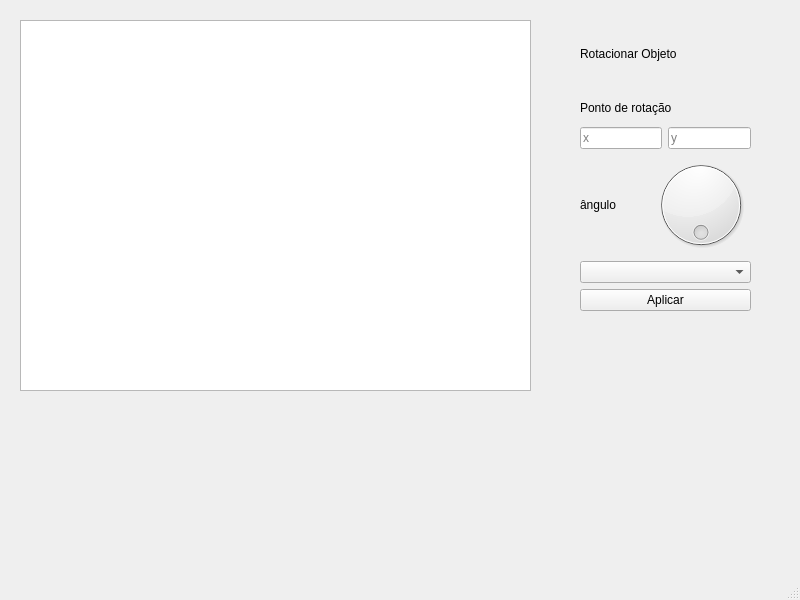
The window that mainwindow.ui (Thales3006/Wireframe_3Dmodel_Visualizer) describes before a commit, drawn with Qt 5.
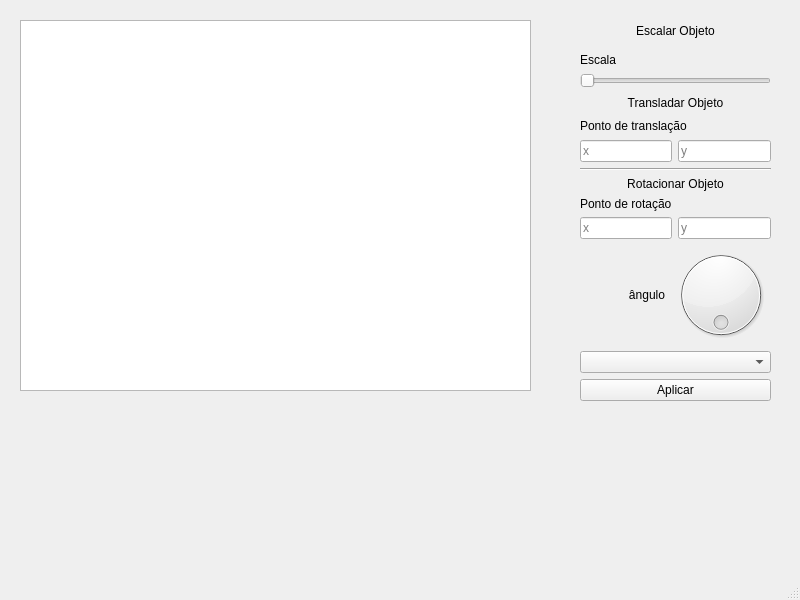
The same window after the commit.

Commit message: frontend refeito

What changed in the file:
```diff
--- a/mainwindow.ui
+++ b/mainwindow.ui
@@ -28,41 +28,125 @@
     <property name="geometry">
      <rect>
       <x>580</x>
-      <y>40</y>
-      <width>171</width>
-      <height>271</height>
+      <y>20</y>
+      <width>191</width>
+      <height>381</height>
      </rect>
     </property>
-    <layout class="QVBoxLayout" name="rotator">
+    <layout class="QVBoxLayout" name="edit">
+     <item>
+      <layout class="QVBoxLayout" name="escale">
+       <item>
+        <widget class="QLabel" name="escaleLabel">
+         <property name="text">
+          <string>Escalar Objeto</string>
+         </property>
+         <property name="alignment">
+          <set>Qt::AlignmentFlag::AlignCenter</set>
+         </property>
+        </widget>
+       </item>
+       <item>
+        <widget class="QLabel" name="escaleBarLabel">
+         <property name="text">
+          <string>Escala</string>
+         </property>
+         <property name="alignment">
+          <set>Qt::AlignmentFlag::AlignBottom|Qt::AlignmentFlag::AlignLeading|Qt::AlignmentFlag::AlignLeft</set>
+         </property>
+        </widget>
+       </item>
+       <item>
+        <widget class="QSlider" name="escaleBar">
+         <property name="orientation">
+          <enum>Qt::Orientation::Horizontal</enum>
+         </property>
+        </widget>
+       </item>
+      </layout>
+     </item>
+     <item>
+      <layout class="QVBoxLayout" name="translate">
+       <item>
+        <widget class="QLabel" name="translateLabel">
+         <property name="text">
+          <string>Transladar Objeto</string>
+         </property>
+         <property name="alignment">
+          <set>Qt::AlignmentFlag::AlignCenter</set>
+         </property>
+        </widget>
+       </item>
+       <item>
+        <widget class="QLabel" name="translateInputLabel">
+         <property name="text">
+          <string>Ponto de translação</string>
+         </property>
+        </widget>
+       </item>
+       <item>
+        <layout class="QHBoxLayout" name="translateCoord">
+         <item>
+          <widget class="QLineEdit" name="translateCoordX">
+           <property name="inputMethodHints">
+            <set>Qt::InputMethodHint::ImhNone</set>
+           </property>
+           <property name="text">
+            <string/>
+           </property>
+           <property name="placeholderText">
+            <string>x</string>
+           </property>
+          </widget>
+         </item>
+         <item>
+          <widget class="QLineEdit" name="translateCoordY">
+           <property name="inputMethodHints">
+            <set>Qt::InputMethodHint::ImhNone</set>
+           </property>
+           <property name="text">
+            <string/>
+           </property>
+           <property name="placeholderText">
+            <string>y</string>
+           </property>
+          </widget>
+         </item>
+        </layout>
+       </item>
+      </layout>
+     </item>
+     <item>
+      <layout class="QVBoxLayout" name="rotate">
+       <item>
+        <widget class="Line" name="line">
+         <property name="orientation">
+          <enum>Qt::Orientation::Horizontal</enum>
+         </property>
+        </widget>
+       </item>
      <item>
       <widget class="QLabel" name="rotatorLabel">
        <property name="text">
         <string>Rotacionar Objeto</string>
        </property>
+         <property name="alignment">
+          <set>Qt::AlignmentFlag::AlignCenter</set>
+         </property>
       </widget>
      </item>
      <item>
-      <spacer name="horizontalSpacer">
-       <property name="orientation">
-        <enum>Qt::Orientation::Horizontal</enum>
-       </property>
-       <property name="sizeHint" stdset="0">
-        <size>
-         <width>40</width>
-         <height>20</height>
-        </size>
-       </property>
-      </spacer>
-     </item>
-     <item>
-      <widget class="QLabel" name="coordLabel">
+        <widget class="QLabel" name="rotateCoordLabel">
        <property name="text">
         <string>Ponto de rotação</string>
        </property>
+         <property name="alignment">
+          <set>Qt::AlignmentFlag::AlignBottom|Qt::AlignmentFlag::AlignLeading|Qt::AlignmentFlag::AlignLeft</set>
+         </property>
       </widget>
      </item>
      <item>
-      <layout class="QHBoxLayout" name="coord">
+        <layout class="QHBoxLayout" name="rotateCoord">
        <item>
         <widget class="QLineEdit" name="coordX">
          <property name="inputMethodHints">
@@ -98,6 +182,9 @@
          <property name="text">
           <string>ângulo</string>
          </property>
+           <property name="alignment">
+            <set>Qt::AlignmentFlag::AlignRight|Qt::AlignmentFlag::AlignTrailing|Qt::AlignmentFlag::AlignVCenter</set>
+           </property>
         </widget>
        </item>
        <item>
@@ -109,8 +196,14 @@
        </item>
       </layout>
      </item>
+      </layout>
+     </item>
      <item>
-      <widget class="QComboBox" name="objList"/>
+      <widget class="QComboBox" name="objList">
+       <property name="placeholderText">
+        <string>Selecionar Objeto</string>
+       </property>
+      </widget>
      </item>
      <item>
       <widget class="QPushButton" name="rotatorConfirm">
```
Left out of the diff: 4 changed lines with no effect on the pictures. Lines whose indentation alone changed are shown as unchanged. The commit also changes 1 other file.
